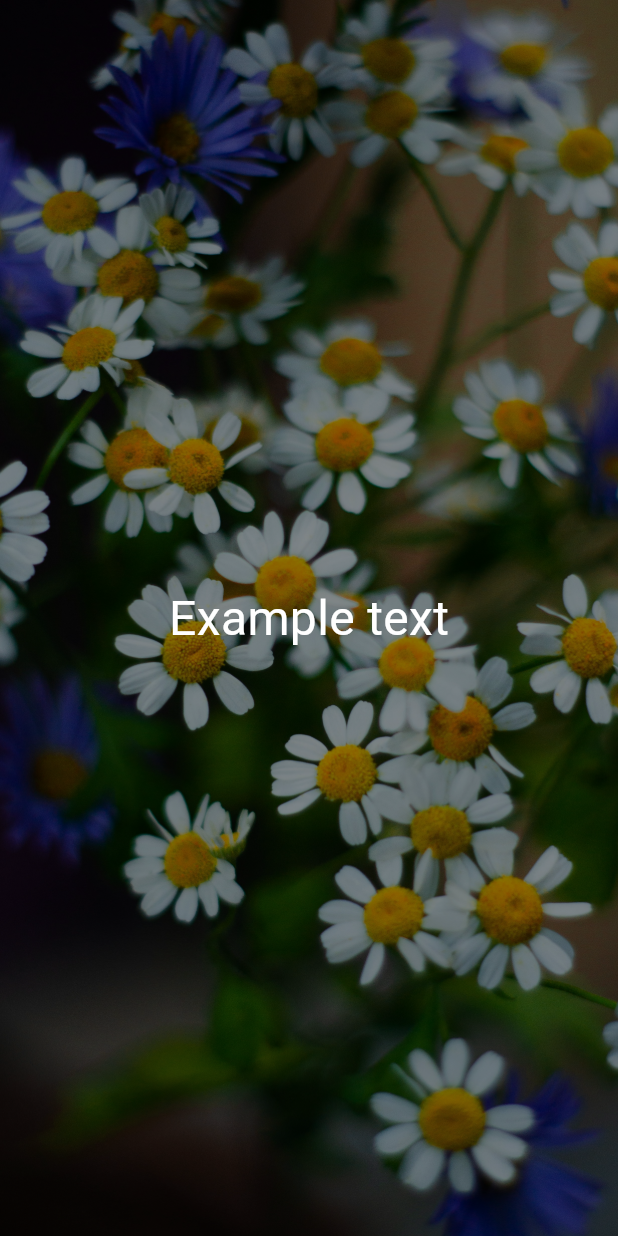
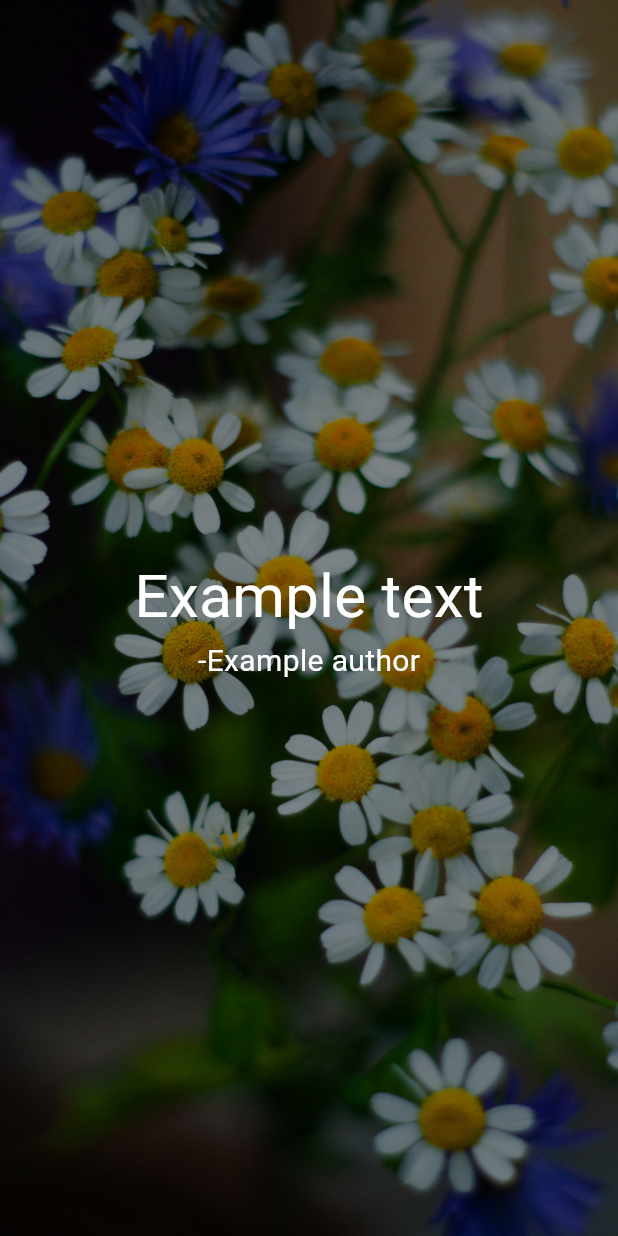
Before and after one commit to abdymazhittoretay/daily_quote_app, a Flutter app: the screen it shows after launch, on a phone screen of 412 x 824 dp. Run offline on Flutter 3.47's test engine with Material 3 defaults, Android fonts, the phone set to English and light mode, and no system bars.

Commit message:
added text widget for quote author

```diff
--- a/lib/pages/home_page.dart
+++ b/lib/pages/home_page.dart
@@ -46,11 +46,22 @@ class _HomePageState extends State<HomePage> {
           children: [
             Align(
               alignment: Alignment.center,
-              child: Text("Example text", style: TextStyle(
-                color: Colors.white,
-                fontSize: 32.0
-              ),),
-            )
+              child: Column(
+                mainAxisAlignment: MainAxisAlignment.center,
+                crossAxisAlignment: CrossAxisAlignment.center,
+                mainAxisSize: MainAxisSize.min,
+                children: [
+                  Text(
+                    "Example text",
+                    style: TextStyle(color: Colors.white, fontSize: 40.0),
+                  ),
+                  Text(
+                    "-Example author",
+                    style: TextStyle(color: Colors.white, fontSize: 20.0),
+                  ),
+                ],
+              ),
+            ),
           ],
         ),
       ),
```
